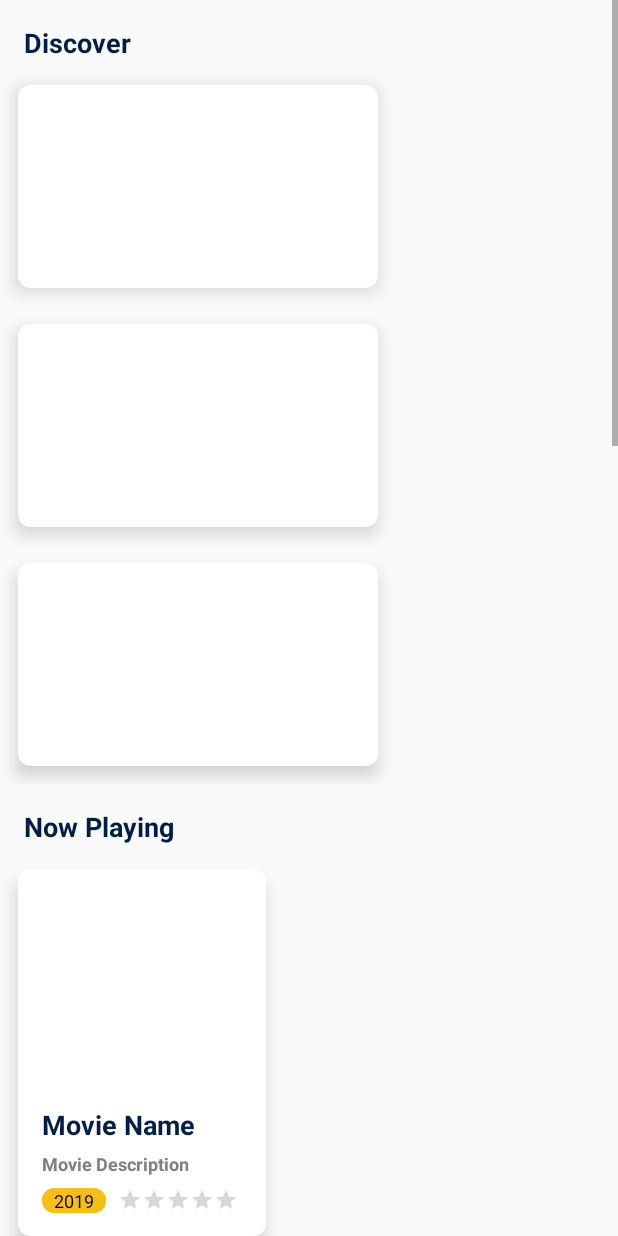
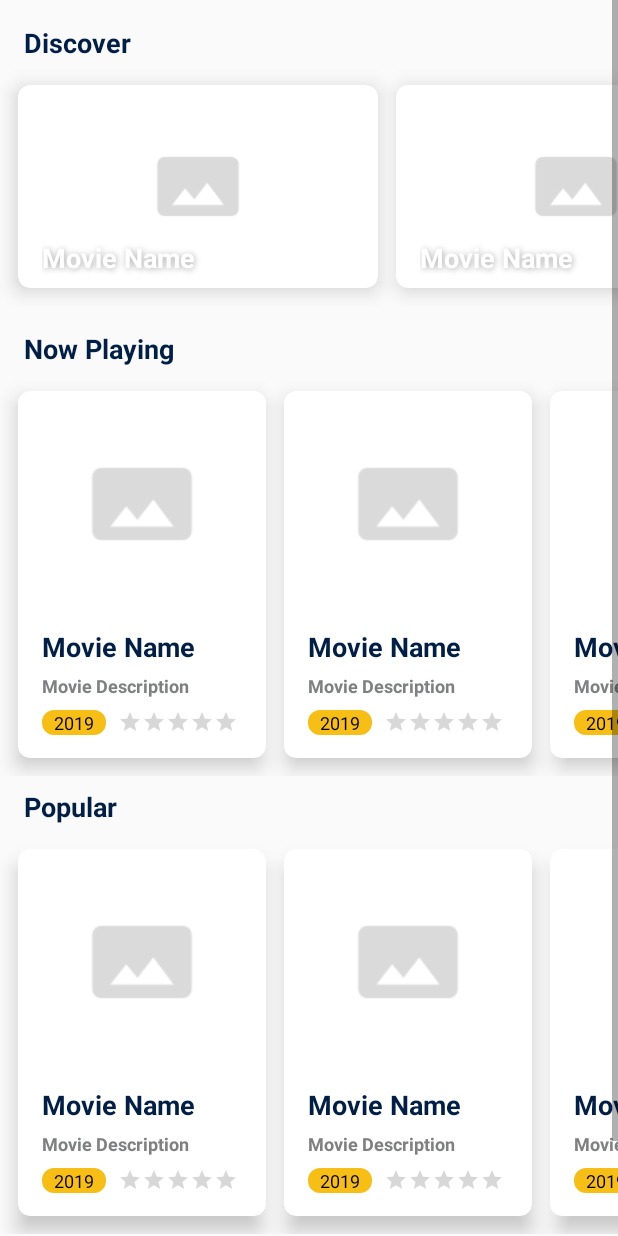
Before and after one commit to iamidin/Muka, an Android app: the layout fragment_movie.xml on its own in the app's theme, with its tools: preview values and no code run, on a phone screen of 412 x 824 dp. Run offline under Robolectric (Android 15) with nearby library versions, the light colour scheme and no system bars; Roboto replaces fonts that are not available here.

Commit message:
:wrench: update user interface

```diff
--- a/app/src/main/res/layout/fragment_movie.xml
+++ b/app/src/main/res/layout/fragment_movie.xml
@@ -32,6 +32,8 @@
             android:layout_width="match_parent"
             android:layout_height="match_parent"
             android:layout_marginTop="4dp"
+            android:orientation="horizontal"
+            app:layoutManager="androidx.recyclerview.widget.LinearLayoutManager"
             app:layout_constraintEnd_toEndOf="parent"
             app:layout_constraintStart_toStartOf="parent"
             app:layout_constraintTop_toBottomOf="@+id/tv_title_discover"
@@ -58,6 +60,8 @@
             android:layout_width="match_parent"
             android:layout_height="match_parent"
             android:layout_marginTop="4dp"
+            android:orientation="horizontal"
+            app:layoutManager="androidx.recyclerview.widget.LinearLayoutManager"
             app:layout_constraintEnd_toEndOf="parent"
             app:layout_constraintStart_toStartOf="parent"
             app:layout_constraintTop_toBottomOf="@+id/tv_title_now_playing"
@@ -85,6 +89,8 @@
             android:layout_height="match_parent"
             android:layout_marginTop="4dp"
             android:layout_marginBottom="70dp"
+            android:orientation="horizontal"
+            app:layoutManager="androidx.recyclerview.widget.LinearLayoutManager"
             app:layout_constraintBottom_toBottomOf="parent"
             app:layout_constraintEnd_toEndOf="parent"
             app:layout_constraintStart_toStartOf="parent"
--- a/app/src/main/res/layout/fragment_tv_show.xml
+++ b/app/src/main/res/layout/fragment_tv_show.xml
@@ -32,6 +32,8 @@
             android:layout_width="match_parent"
             android:layout_height="match_parent"
             android:layout_marginTop="4dp"
+            android:orientation="horizontal"
+            app:layoutManager="androidx.recyclerview.widget.LinearLayoutManager"
             app:layout_constraintEnd_toEndOf="parent"
             app:layout_constraintStart_toStartOf="parent"
             app:layout_constraintTop_toBottomOf="@+id/tv_title_discover"
@@ -58,6 +60,8 @@
             android:layout_width="match_parent"
             android:layout_height="match_parent"
             android:layout_marginTop="4dp"
+            android:orientation="horizontal"
+            app:layoutManager="androidx.recyclerview.widget.LinearLayoutManager"
             app:layout_constraintEnd_toEndOf="parent"
             app:layout_constraintStart_toStartOf="parent"
             app:layout_constraintTop_toBottomOf="@+id/tv_title_top_rated"
@@ -85,6 +89,8 @@
             android:layout_height="match_parent"
             android:layout_marginTop="4dp"
             android:layout_marginBottom="70dp"
+            android:orientation="horizontal"
+            app:layoutManager="androidx.recyclerview.widget.LinearLayoutManager"
             app:layout_constraintBottom_toBottomOf="parent"
             app:layout_constraintEnd_toEndOf="parent"
             app:layout_constraintStart_toStartOf="parent"
--- a/app/src/main/res/layout/item_cardview_movie.xml
+++ b/app/src/main/res/layout/item_cardview_movie.xml
@@ -28,6 +28,7 @@
             android:adjustViewBounds="true"
             android:contentDescription="@string/movie_image"
             android:scaleType="centerCrop"
+            android:src="@drawable/ic_placeholder"
             card_view:layout_constraintEnd_toEndOf="parent"
             card_view:layout_constraintStart_toStartOf="parent"
             card_view:layout_constraintTop_toTopOf="parent" />
--- a/app/src/main/res/layout/item_cardview_movie_discover.xml
+++ b/app/src/main/res/layout/item_cardview_movie_discover.xml
@@ -27,6 +27,7 @@
             android:layout_height="135dp"
             android:contentDescription="@string/movie_image"
             android:scaleType="fitCenter"
+            android:src="@drawable/ic_placeholder"
             card_view:layout_constraintBottom_toBottomOf="parent"
             card_view:layout_constraintStart_toStartOf="parent"
             card_view:layout_constraintTop_toTopOf="parent" />
@@ -45,6 +46,10 @@
             android:textColor="@android:color/white"
             android:textSize="18sp"
             android:textStyle="bold"
+            android:shadowColor = "@android:color/darker_gray"
+            android:shadowDx = "1"
+            android:shadowDy = "1"
+            android:shadowRadius = "5"
             card_view:layout_constraintBottom_toBottomOf="@+id/img_movie_poster"
             card_view:layout_constraintEnd_toEndOf="parent"
             card_view:layout_constraintStart_toStartOf="parent"
--- a/app/src/main/res/layout/item_cardview_tv_show.xml
+++ b/app/src/main/res/layout/item_cardview_tv_show.xml
@@ -28,6 +28,7 @@
             android:adjustViewBounds="true"
             android:contentDescription="@string/movie_image"
             android:scaleType="centerCrop"
+            android:src="@drawable/ic_placeholder"
             card_view:layout_constraintEnd_toEndOf="parent"
             card_view:layout_constraintStart_toStartOf="parent"
             card_view:layout_constraintTop_toTopOf="parent" />
--- a/app/src/main/res/layout/item_cardview_tv_show_discover.xml
+++ b/app/src/main/res/layout/item_cardview_tv_show_discover.xml
@@ -27,6 +27,7 @@
             android:layout_height="135dp"
             android:contentDescription="@string/tvshow_image"
             android:scaleType="fitCenter"
+            android:src="@drawable/ic_placeholder"
             card_view:layout_constraintBottom_toBottomOf="parent"
             card_view:layout_constraintStart_toStartOf="parent"
             card_view:layout_constraintTop_toTopOf="parent" />
@@ -45,6 +46,10 @@
             android:textColor="@android:color/white"
             android:textSize="18sp"
             android:textStyle="bold"
+            android:shadowColor = "@android:color/darker_gray"
+            android:shadowDx = "1"
+            android:shadowDy = "1"
+            android:shadowRadius = "5"
             card_view:layout_constraintBottom_toBottomOf="@+id/img_tvshow_poster"
             card_view:layout_constraintEnd_toEndOf="parent"
             card_view:layout_constraintStart_toStartOf="parent"
```
Also changed, not shown: app/src/main/res/drawable/ic_placeholder.png (added).
